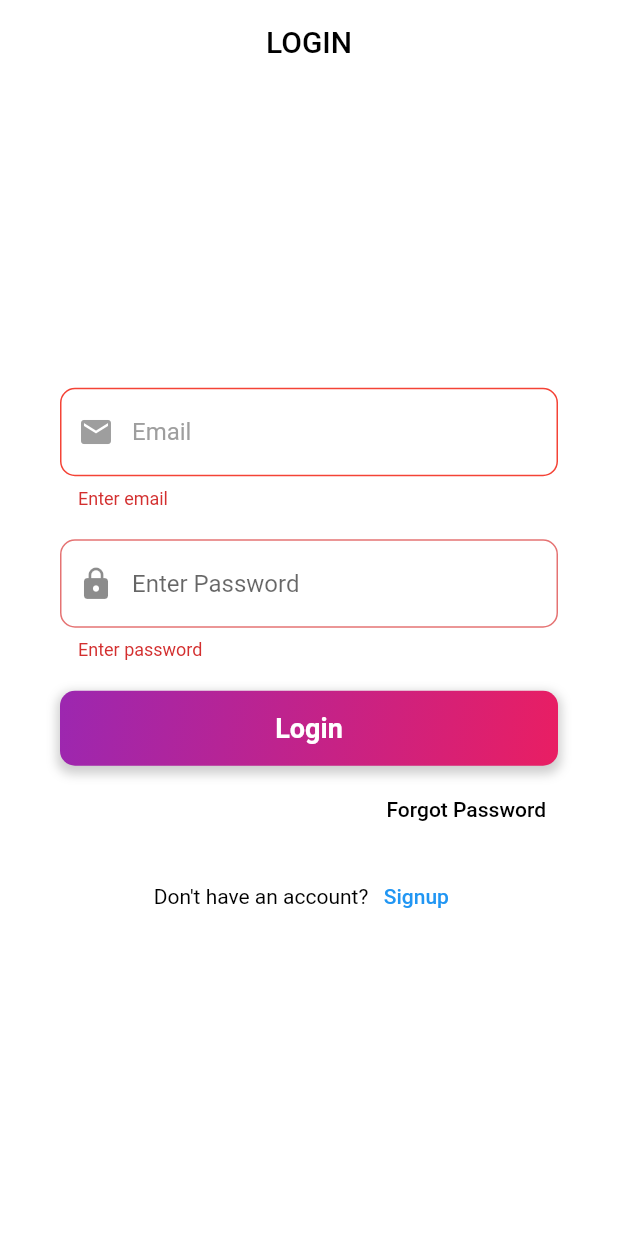
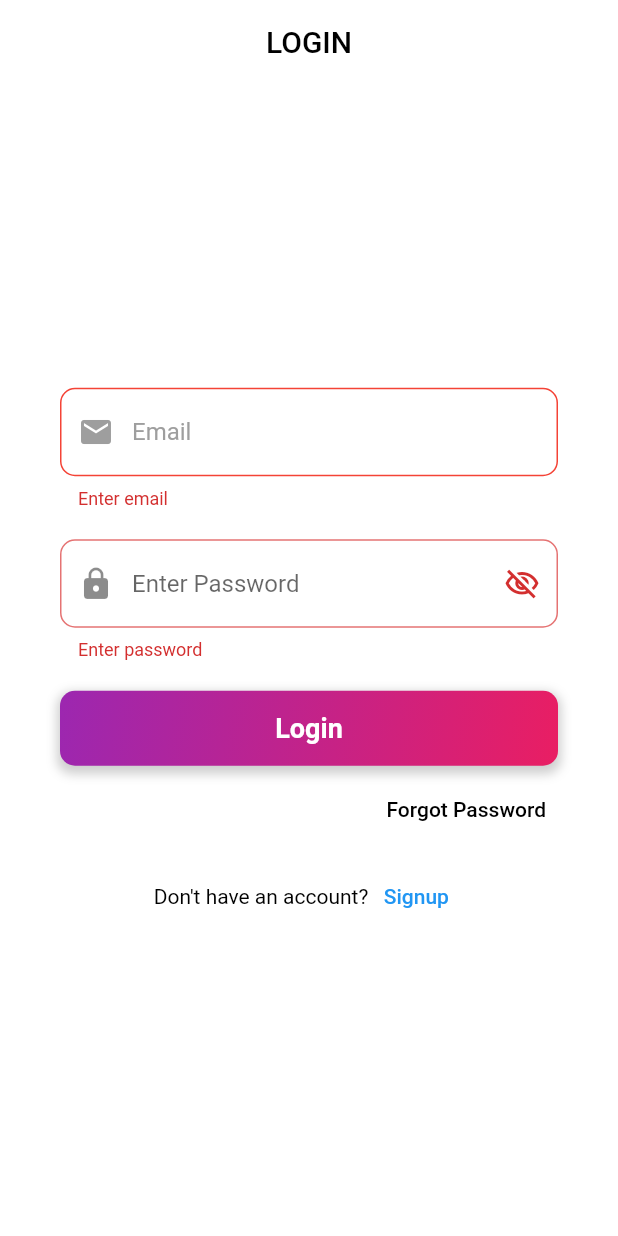
Before and after one commit to asadullah43/crud-app, a Flutter app: the screen it shows after launch, after a tap on "Login", on a phone screen of 412 x 824 dp. Run offline on Flutter 3.47's test engine with Material 2 defaults, Android fonts, the phone set to English and light mode, and no system bars; our stand-ins replace another_flushbar, cloud_firestore, firebase_auth, firebase_core, fluttertoast; accounts and stored records are empty.

Commit message:
customized code

```diff
--- a/lib/main.dart
+++ b/lib/main.dart
@@ -1,6 +1,8 @@
 import 'package:crud_app/utils/routes/routes_name.dart';
+import 'package:crud_app/view_model/login_view_model.dart';
 import 'package:firebase_core/firebase_core.dart';
 import 'package:flutter/material.dart';
+import 'package:provider/provider.dart';
 
 import 'utils/routes/routes.dart';
 
--- a/lib/res/components/password_field.dart
+++ b/lib/res/components/password_field.dart
@@ -1,10 +1,11 @@
 import 'package:flutter/material.dart';
 
 class PasswordTextFormField extends StatelessWidget {
+  final ValueNotifier<bool> _obsecurePassword = ValueNotifier<bool>(true);
   final TextEditingController controller;
   final FormFieldValidator<String>? validator;
 
-  const PasswordTextFormField({
+  PasswordTextFormField({
     Key? key,
     required this.controller,
     this.validator,
@@ -12,13 +13,24 @@ class PasswordTextFormField extends StatelessWidget {
 
   @override
   Widget build(BuildContext context) {
+    return ValueListenableBuilder(
+        valueListenable: _obsecurePassword,
+        builder: (context, value, child) {
           return TextFormField(
             controller: controller,
             focusNode: FocusNode(),
-      obscureText: true,
+            obscureText: _obsecurePassword.value,
+            obscuringCharacter: '*',
             decoration: InputDecoration(
               hintText: 'Enter Password',
               prefixIcon: const Icon(Icons.lock),
+              suffixIcon: InkWell(
+                  onTap: () {
+                    _obsecurePassword.value = !_obsecurePassword.value;
+                  },
+                  child: Icon(_obsecurePassword.value
+                      ? Icons.visibility_off_outlined
+                      : Icons.visibility)),
               fillColor: Colors.grey[200],
               enabledBorder: OutlineInputBorder(
                 borderRadius: BorderRadius.circular(10),
@@ -39,5 +51,6 @@ class PasswordTextFormField extends StatelessWidget {
             ),
             validator: validator,
           );
+        });
   }
 }
--- a/lib/res/components/show_dialog.dart
+++ b/lib/res/components/show_dialog.dart
@@ -1,3 +1,4 @@
+// ignore: file_names
 import 'package:flutter/material.dart';
 
 import '../../view_model/delete_view_model.dart';
--- a/lib/view/auth/login_screen.dart
+++ b/lib/view/auth/login_screen.dart
@@ -34,7 +34,7 @@ class _LoginScreenState extends State<LoginScreen> {
 
   void onLoginButtonPressed() {
     if (_formKey.currentState!.validate()) {
-      LoginServices.login(
+      LoginViewModel.login(
         context: context,
         auth: _auth,
         emailController: emailController,
--- a/lib/view_model/login_view_model.dart
+++ b/lib/view_model/login_view_model.dart
@@ -3,7 +3,7 @@ import 'package:firebase_auth/firebase_auth.dart';
 import 'package:flutter/material.dart';
 import 'package:crud_app/utils/routes/routes_name.dart';
 
-class LoginServices {
+class LoginViewModel {
   static void login({
     required BuildContext context,
     required FirebaseAuth auth,
```
Lines whose indentation alone changed are shown as unchanged.
